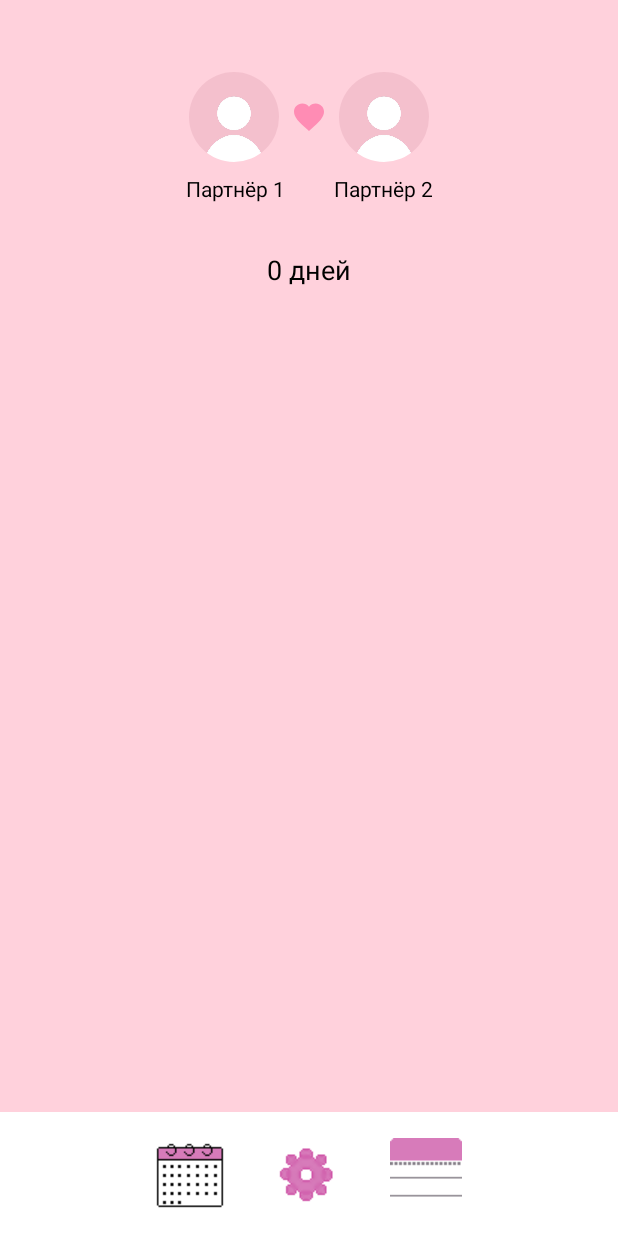
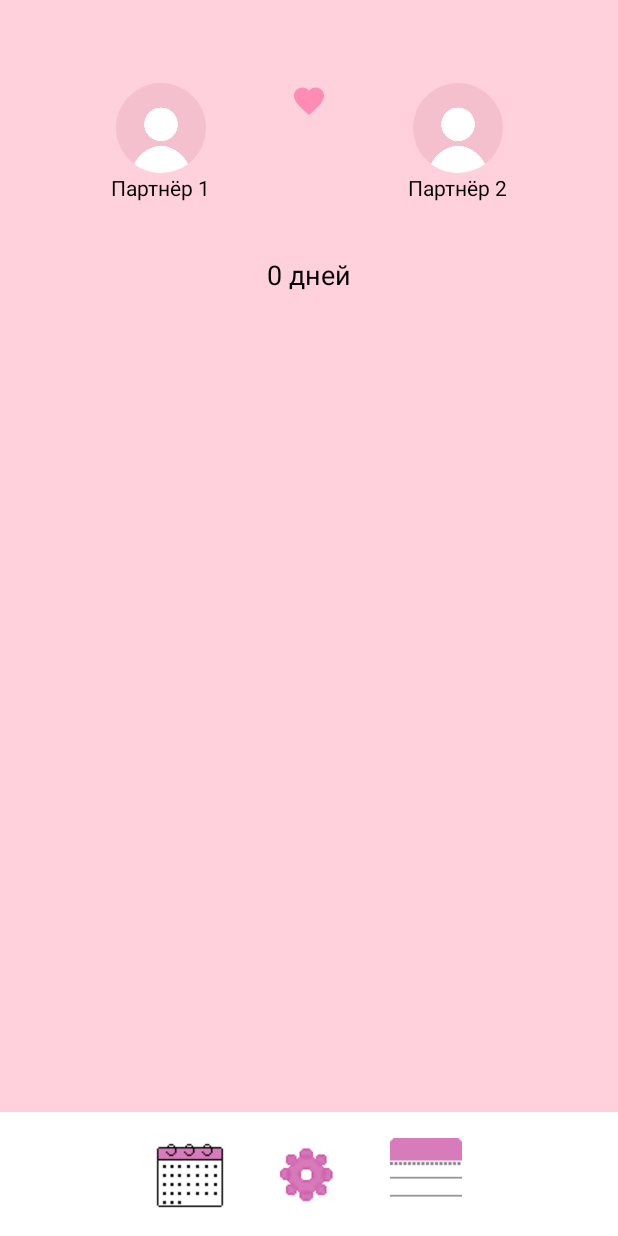
Before and after one commit to 9I3BA/love-widget, an Android app: the HomeActivity screen opened directly, with no data from a screen before it, on a phone screen of 412 x 824 dp. Run offline under Robolectric (Android 15) with nearby library versions, the phone set to English and light mode, and no system bars; 1 statement that could not run was skipped.

```diff
--- a/app/src/main/res/layout/activity_date_picker.xml
+++ b/app/src/main/res/layout/activity_date_picker.xml
@@ -56,7 +56,7 @@
         android:id="@+id/btnNext"
         android:layout_width="wrap_content"
         android:layout_height="wrap_content"
-        android:text="→"
+        android:text="Далее"
         android:backgroundTint="@color/dark_pink"
         android:textColor="@color/white"
         app:layout_constraintBottom_toBottomOf="parent"
--- a/app/src/main/res/layout/activity_home.xml
+++ b/app/src/main/res/layout/activity_home.xml
@@ -6,37 +6,42 @@
     android:background="@color/pink"
     android:orientation="vertical"
     android:fitsSystemWindows="true"
-    android:paddingTop="32dp">
+    android:paddingTop="35dp">
 
-    <LinearLayout
+    <!-- 🔹 Основной блок: аватары + имена в одном ConstraintLayout -->
+    <androidx.constraintlayout.widget.ConstraintLayout
         android:layout_width="match_parent"
         android:layout_height="wrap_content"
         android:gravity="center"
-        android:padding="16dp"
-        android:orientation="vertical">
+        android:padding="20dp">
 
-        <LinearLayout
-            android:layout_width="match_parent"
-            android:layout_height="wrap_content"
-            android:gravity="center">
-
+        <!-- Аватар 1 -->
         <com.google.android.material.imageview.ShapeableImageView
             android:id="@+id/ivYou"
             android:layout_width="60dp"
             android:layout_height="60dp"
-                android:src="@drawable/ic_person"
             android:background="@drawable/pink_background"
             android:contentDescription="You"
             android:scaleType="centerCrop"
-                app:shapeAppearanceOverlay="@style/CircularImageView" />
+            android:src="@drawable/ic_person"
+            app:shapeAppearanceOverlay="@style/CircularImageView"
+            app:layout_constraintTop_toTopOf="parent"
+            app:layout_constraintStart_toStartOf="parent"
+            app:layout_constraintEnd_toStartOf="@id/heartIcon" />
 
+        <!-- Сердце -->
         <ImageView
+            android:id="@+id/heartIcon"
             android:layout_width="24dp"
             android:layout_height="24dp"
             android:src="@drawable/heart_icon"
-                android:layout_marginHorizontal="8dp"
-                android:contentDescription="Heart" />
+            android:contentDescription="Heart"
+            app:layout_constraintTop_toTopOf="parent"
+            app:layout_constraintStart_toEndOf="@id/ivYou"
+            app:layout_constraintEnd_toStartOf="@id/ivPartner"
+            app:layout_constraintHorizontal_chainStyle="spread_inside" />
 
+        <!-- Аватар 2 -->
         <com.google.android.material.imageview.ShapeableImageView
             android:id="@+id/ivPartner"
             android:layout_width="60dp"
@@ -44,16 +49,12 @@
             android:src="@drawable/ic_person"
             android:contentDescription="Partner"
             android:scaleType="centerCrop"
-                app:shapeAppearanceOverlay="@style/CircularImageView" />
-        </LinearLayout>
+            app:shapeAppearanceOverlay="@style/CircularImageView"
+            app:layout_constraintTop_toTopOf="parent"
+            app:layout_constraintStart_toEndOf="@id/heartIcon"
+            app:layout_constraintEnd_toEndOf="parent" />
 
-        <!-- Центрированные имена под аватарами -->
-        <LinearLayout
-            android:layout_width="match_parent"
-            android:layout_height="wrap_content"
-            android:gravity="center"
-            android:layout_marginTop="8dp">
-
+        <!-- Имя 1 — под аватаром 1 -->
         <TextView
             android:id="@+id/tvName1"
             android:layout_width="wrap_content"
@@ -61,19 +62,23 @@
             android:text="Партнёр 1"
             android:textSize="14sp"
             android:textColor="@color/black"
-                android:gravity="center" />
+            app:layout_constraintTop_toBottomOf="@id/ivYou"
+            app:layout_constraintStart_toStartOf="@id/ivYou"
+            app:layout_constraintEnd_toEndOf="@id/ivYou" />
 
+        <!-- Имя 2 — под аватаром 2 -->
         <TextView
             android:id="@+id/tvName2"
             android:layout_width="wrap_content"
             android:layout_height="wrap_content"
-                android:layout_marginStart="32dp"
-                android:gravity="center"
             android:text="Партнёр 2"
+            android:textSize="14sp"
             android:textColor="@color/black"
-                android:textSize="14sp" />
-        </LinearLayout>
-    </LinearLayout>
+            app:layout_constraintTop_toBottomOf="@id/ivPartner"
+            app:layout_constraintStart_toStartOf="@id/ivPartner"
+            app:layout_constraintEnd_toEndOf="@id/ivPartner" />
+
+    </androidx.constraintlayout.widget.ConstraintLayout>
 
     <!-- Центрированный текст количества дней -->
     <TextView
@@ -93,7 +98,6 @@
         android:layout_width="match_parent"
         android:layout_height="200dp"
         android:src="@drawable/ic_person"
-
         android:contentDescription="Большое фото"
         android:scaleType="centerCrop"
         android:layout_marginBottom="16dp" />
```
Also changed, not shown: app/src/main/res/drawable/bg_rounded.xml (added, +10 -0 lines), app/src/main/res/layout/activity_profile_setup.xml (+10 -5 lines), app/src/main/res/layout/activity_settings.xml (+12 -8 lines), app/src/main/res/layout/activity_welcome.xml (+5 -3 lines). Lines whose indentation alone changed are shown as unchanged.
